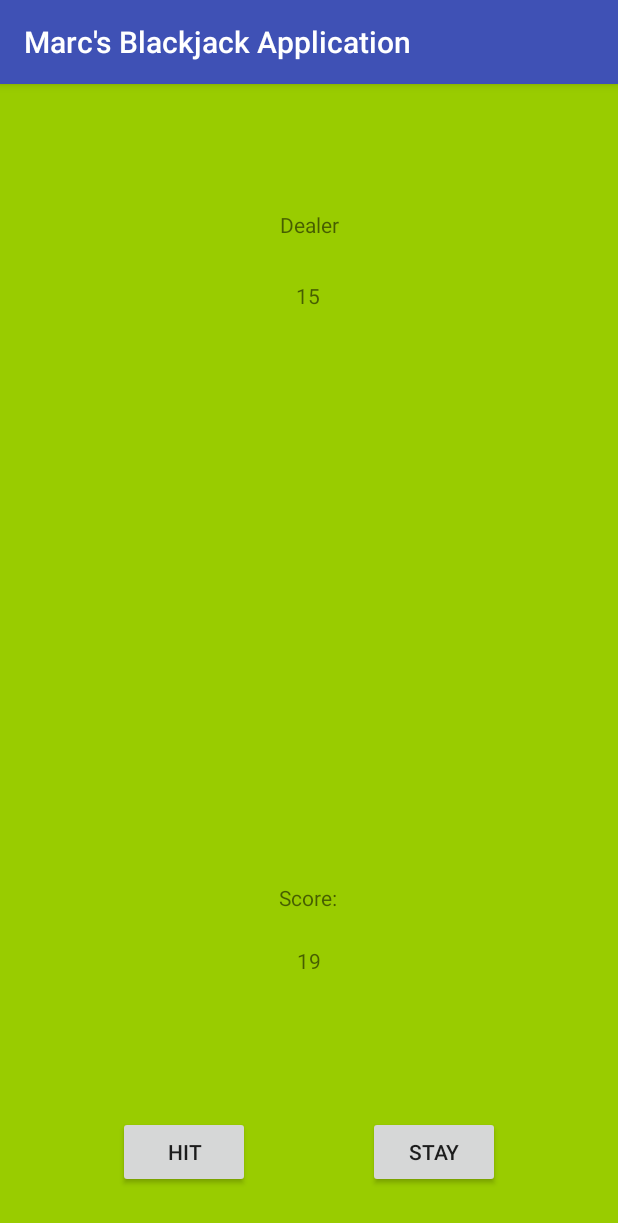
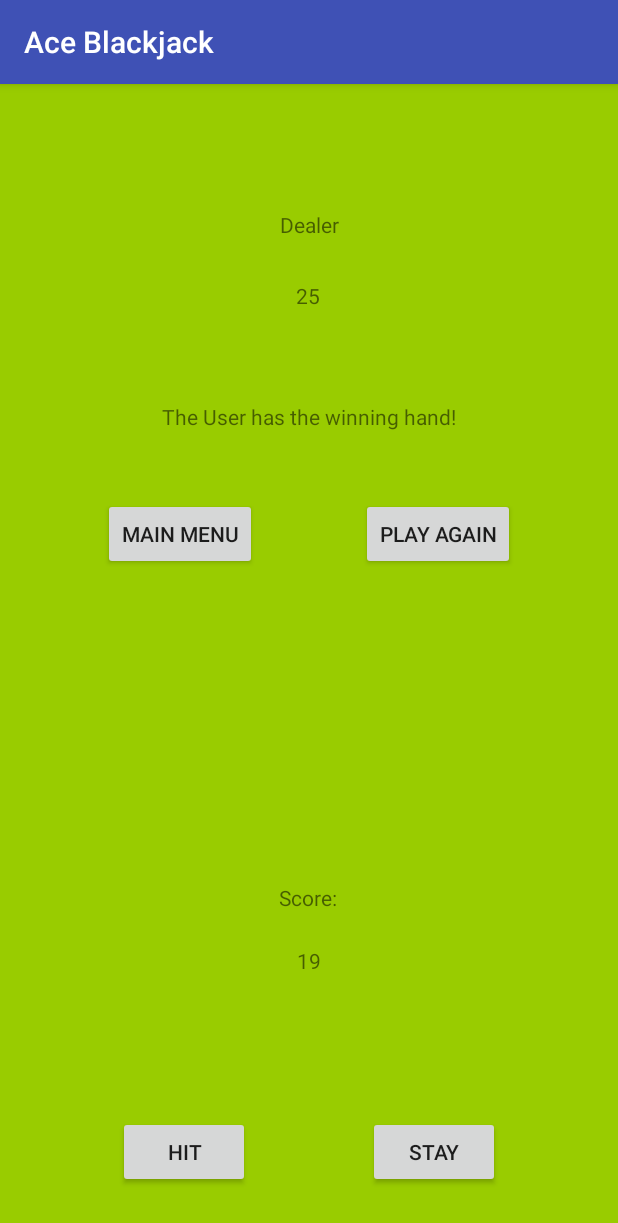
Before and after one commit to mcacevedo1228/blackjack, an Android app: the GameActivity screen opened directly, with no data from a screen before it, after a tap on "STAY", on a phone screen of 412 x 824 dp. Shown: the top 1223 px of the screen. Run offline under Robolectric (Android 15) with nearby library versions, the phone set to English and light mode, and no system bars; 1 other tap on this screen came first.

Commit message:
Functional -- May play with it to improve after the fact.

```diff
--- a/app/src/main/java/com/engineering/marcacevedo/myapplication/GameActivity.java
+++ b/app/src/main/java/com/engineering/marcacevedo/myapplication/GameActivity.java
@@ -1,5 +1,6 @@
 package com.engineering.marcacevedo.myapplication;
 
+import android.content.Intent;
 import android.support.v7.app.AppCompatActivity;
 import android.os.Bundle;
 import android.view.View;
@@ -12,14 +13,14 @@ import models.Player;
 import models.Card;
 import models.Game;
 
-public class GameActivity extends AppCompatActivity implements Runnable {
+public class GameActivity extends AppCompatActivity {
 
     // Class Variables
     Game game;
     ArrayList<Player> players;
     TextView tv;
-    private Button hit;
-    private Button stay;
+    private Button hit, stay, main_men, play_again;
+
     Player winner;
 
     @Override
@@ -33,8 +34,13 @@ public class GameActivity extends AppCompatActivity implements Runnable {
         game = new Game();  // Creates a new game for the user. A new game creates two players, deals them cards, and scores their hands
         final Player user = game.getPlayers().get(0);
 
+        // Buttons for game-play
         hit = (Button)findViewById(R.id.Hit);
         stay = (Button)findViewById(R.id.Stay);
+
+        // Buttons for post-game decisions
+        main_men = (Button)findViewById(R.id.Main_Menu);
+        play_again = (Button)findViewById(R.id.Play_Again);
 
         setScreenScore(game);   // Sets the initial score of cards dealt.
 
@@ -57,15 +63,14 @@ public class GameActivity extends AppCompatActivity implements Runnable {
                 // If the current player is the Dealer, let him make his move. Upon completion, scoring takes place.
                 if (game.getCurrentPlayer().getName().equals("Dealer"))
                 {
-                    //TODO: DELETE CONSOLE LINES
-                    System.out.println("DEALER MOVE");
                     // Very rudimentary way of determining whether to hit or not.
                     dealerMove();
-                    System.out.println("Dealer has finished, game is over! ");
+
                     // Scores hand to determine winner.
+                    game.scoreHand();
                     winner = game.scoreHand();
+                    displayWinner(winner);
                 }
-
             }
         });
 
@@ -77,15 +82,39 @@ public class GameActivity extends AppCompatActivity implements Runnable {
             {
                 // Signifies next player's turn.
                 game.nextPlayerTurn();
+
                 if (game.getCurrentPlayer().getName().equals("Dealer"))
                 {
                     dealerMove();
                     winner = game.scoreHand();
-                    System.out.println("DEALER STAY");
-                    System.out.println("The winner of the game is the " + winner.getName());
+                    displayWinner(winner);
                 }
             }
         });
+
+        // Click listener with Overridden onClick method to execute desired functions.
+        main_men.setOnClickListener(new View.OnClickListener()
+        {
+            @Override
+            public void onClick(View view) {
+                Intent intent = new Intent(GameActivity.this, MainActivity.class);
+                startActivity(intent);
+            }
+        });
+
+        // Click listener with Overridden onClick method to execute desired functions.
+        play_again.setOnClickListener(new View.OnClickListener()
+        {
+            @Override
+            public void onClick(View view)
+            { resetGame(); }
+        });
+
+
+
+
+
+
 
     }
 
@@ -122,11 +151,6 @@ public class GameActivity extends AppCompatActivity implements Runnable {
         view.setBackgroundColor(getResources().getColor(android.R.color.holo_green_light));
     }
 
-    @Override
-    public void run() {
-
-    }
-
     /**
      * Rudimentary form for the system to determine whether it should hit or stay based on current score.
      * This can be greatly improved, however...Time restraints.. Of course...
@@ -143,12 +167,38 @@ public class GameActivity extends AppCompatActivity implements Runnable {
     }
 
     /**
-     * Not used. May employ.
-     * Could make option to play again and link to this method.
+     * Displays winner of game and the options to play again or go to the main menu.
+     * tv.setVisibility(View.VISIBILITY) is used to make the previously invisible buttons usable.
+     * @param winner - winner of the game.
+     */
+    public void displayWinner(Player winner)
+    {
+        tv = findViewById(R.id.Winner);
+        tv.setText("The " + winner.getName() + " has the winning hand!");
+        tv.setVisibility(View.VISIBLE);
+
+        tv = findViewById(R.id.Main_Menu);
+        tv.setVisibility(View.VISIBLE);
+
+        tv = findViewById(R.id.Play_Again);
+        tv.setVisibility(View.VISIBLE);
+
+
+
+    }
+
+
+    /**
+     *
+     * Resets game so another hand may be played.
+     * Gets intent and finishes it so it can start anew.
      */
     public void resetGame()
     {
-        game.newGame();
+        Intent intent = getIntent();
+        finish();
+        startActivity(intent);
+
     }
 
 }
--- a/app/src/main/java/models/Game.java
+++ b/app/src/main/java/models/Game.java
@@ -51,9 +51,10 @@ public class Game
                 // Deals card from deck, gets card rank and issues card to player.
                 Card card = deck.dealCard();
                 player.dealCard(card);
-                player.setScore(score(player));     // TODO: MAY NOT WORK
+                player.setScore(score(player));
             }
 
+            // Used to verify initial score.
             System.out.println(score(player));
         }
     }
@@ -83,9 +84,6 @@ public class Game
         Card card = deck.dealCard();
         getCurrPlayer().dealCard(card);
         player.setScore(score(player));
-
-        // TODO: DELETE CONSOLE LINE
-        System.out.println("New Score is:" + score(player));
     }
 
     /**
@@ -113,10 +111,7 @@ public class Game
             rank = card.getRank();
 
             if (rank < 2)
-            {
-                // TODO: DELETE CONSOLE LINE
-                System.out.println("Error");
-            }
+            {}
             // If 2-10 rank gets added to score
             else if(rank <=10)
             {
@@ -176,19 +171,20 @@ public class Game
 
     /**
      * Changes turns from user to dealer.
+     * Order matters. If 0 compared first, then it is switched and then switched again at next if.
+     * Comparison to 1 must come first.
      */
     public void nextPlayerTurn()
     {
-        if (playerTurn == 0)
-        {
-            playerTurn = 1;
-        }
         // Added just in case.
         if (playerTurn == 1)
         {
             playerTurn = 0;
         }
-
+        if (playerTurn == 0)
+        {
+            playerTurn = 1;
+        }
     }
 
     /**
--- a/app/src/main/res/layout/activity_game.xml
+++ b/app/src/main/res/layout/activity_game.xml
@@ -86,4 +86,44 @@
         app:layout_constraintTop_toBottomOf="@+id/Dealer_Score"
         tools:text="Y" />
 
+    <TextView
+        android:id="@+id/Winner"
+        android:layout_width="wrap_content"
+        android:layout_height="wrap_content"
+        android:layout_marginEnd="8dp"
+        android:layout_marginStart="8dp"
+        android:layout_marginTop="212dp"
+        android:text="@string/winner_slot"
+        android:visibility="invisible"
+        app:layout_constraintEnd_toEndOf="parent"
+        app:layout_constraintStart_toStartOf="parent"
+        app:layout_constraintTop_toTopOf="parent"
+        tools:text="Winner" />
+
+    <Button
+        android:id="@+id/Main_Menu"
+        android:layout_width="wrap_content"
+        android:layout_height="wrap_content"
+        android:layout_marginTop="276dp"
+        android:text="@string/main_menu"
+        android:visibility="invisible"
+        app:layout_constraintEnd_toStartOf="@+id/Play_Again"
+        app:layout_constraintHorizontal_bias="0.5"
+        app:layout_constraintStart_toStartOf="parent"
+        app:layout_constraintTop_toTopOf="parent"
+        tools:text="Main Menu" />
+
+    <Button
+        android:id="@+id/Play_Again"
+        android:layout_width="wrap_content"
+        android:layout_height="wrap_content"
+        android:layout_marginTop="276dp"
+        android:text="@string/play_again"
+        android:visibility="invisible"
+        app:layout_constraintEnd_toEndOf="parent"
+        app:layout_constraintHorizontal_bias="0.5"
+        app:layout_constraintStart_toEndOf="@+id/Main_Menu"
+        app:layout_constraintTop_toTopOf="parent"
+        tools:text="Play Again" />
+
 </android.support.constraint.ConstraintLayout>
--- a/app/src/main/res/values/strings.xml
+++ b/app/src/main/res/values/strings.xml
@@ -1,5 +1,5 @@
 <resources>
-    <string name="app_name">Marc's Blackjack Application</string>
+    <string name="app_name">Ace Blackjack</string>
     <string name="hello">Hello</string>
     <string name="hit">Hit</string>
     <string name="stay">Stay</string>
@@ -9,4 +9,6 @@
     <string name="dealer">Dealer</string>
     <string name="winner_slot">Win_Slot</string>
     <string name="new_game">New Game</string>
+    <string name="main_menu">Main Menu</string>
+    <string name="play_again">Play Again</string>
 </resources>
```
